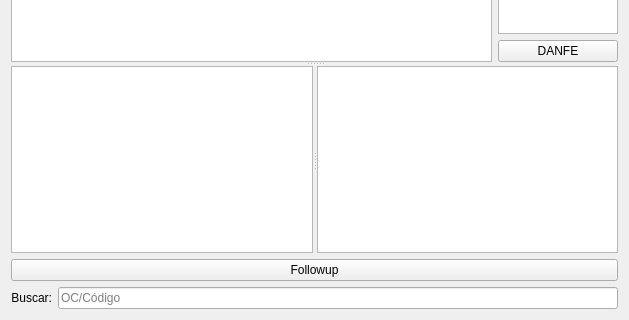
Qt form ui/widgetcomprahistorico.ui (darktorres/ERP-STACCATO) before a commit; both pictures show x 0 to 629 and y 164 to 484 of the 629 by 484 pixel window.
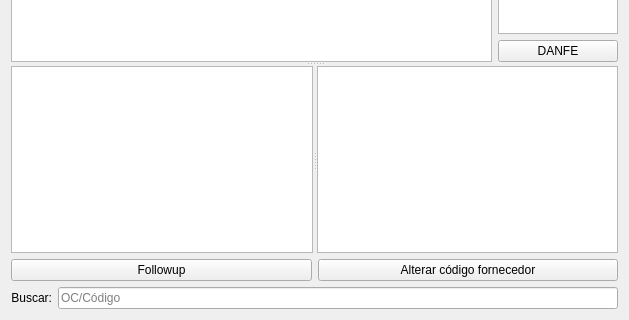
The same form after that commit. Custom widgets are drawn as their Qt base class.

Commit message: Botão para alterar cód. forn.

```diff
--- a/ui/widgetcomprahistorico.ui
+++ b/ui/widgetcomprahistorico.ui
@@ -95,11 +95,22 @@
     </widget>
    </item>
    <item row="1" column="0" colspan="2">
+    <layout class="QHBoxLayout" name="horizontalLayout">
+     <item>
     <widget class="QPushButton" name="pushButtonFollowup">
      <property name="text">
       <string>Followup</string>
      </property>
     </widget>
+     </item>
+     <item>
+      <widget class="QPushButton" name="pushButtonAlteraCodForn">
+       <property name="text">
+        <string>Alterar código fornecedor</string>
+       </property>
+      </widget>
+     </item>
+    </layout>
    </item>
    <item row="2" column="0">
     <widget class="QLabel" name="label_2">
```
Left out of the diff: 3 changed lines with no effect on the pictures. Lines whose indentation alone changed are shown as unchanged. The commit also changes 2 other files.
